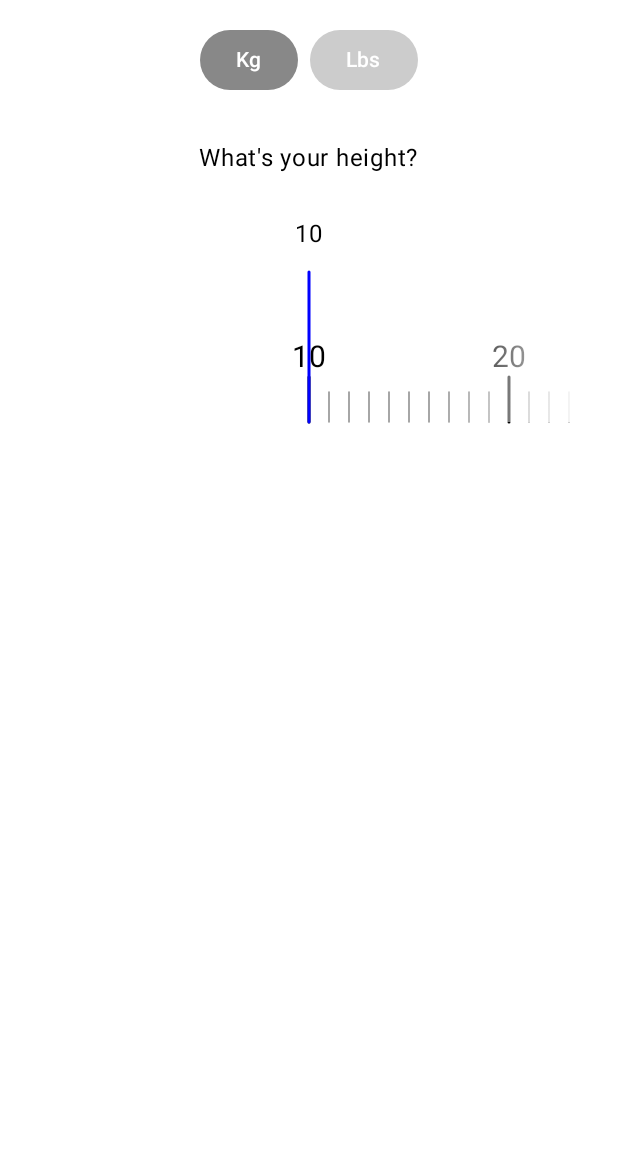
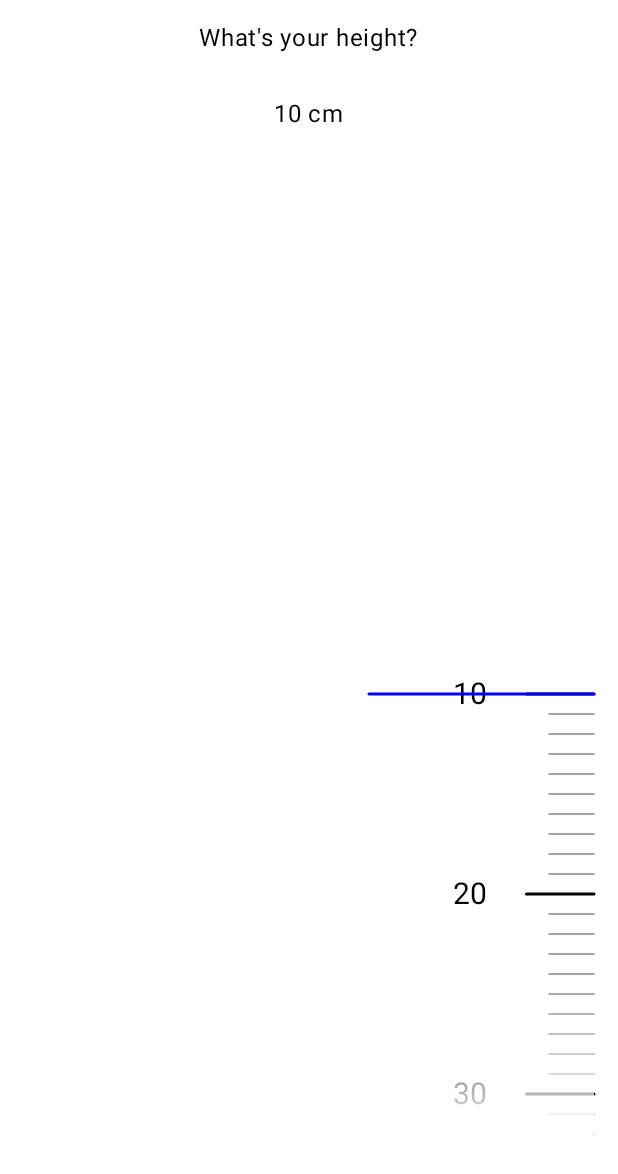
Before and after one commit to jivanpatil05/Scale-Layout-Compose-, an Android app built with Jetpack Compose: the screen it shows after launch (MainActivity), on a phone screen of 412 x 824 dp. Shown: the top 1174 px of the screen. Run offline under Robolectric (Android 15) with nearby library versions, the phone set to English and light mode, and no system bars.

Commit message:
First Commi

```diff
--- a/app/src/main/java/com/example/scale_layout_jetpack_compose/MainActivity.kt
+++ b/app/src/main/java/com/example/scale_layout_jetpack_compose/MainActivity.kt
@@ -36,7 +36,7 @@ class MainActivity : ComponentActivity() {
         super.onCreate(savedInstanceState)
         setContent {
             Scale_Layout_jetpack_composeTheme {
-                Scale(MinValue = 10, MaxValue = 100 )
+                Scale(MinValue = 10, MaxValue = 100,horizontal = true)
             }
         }
     }
```
